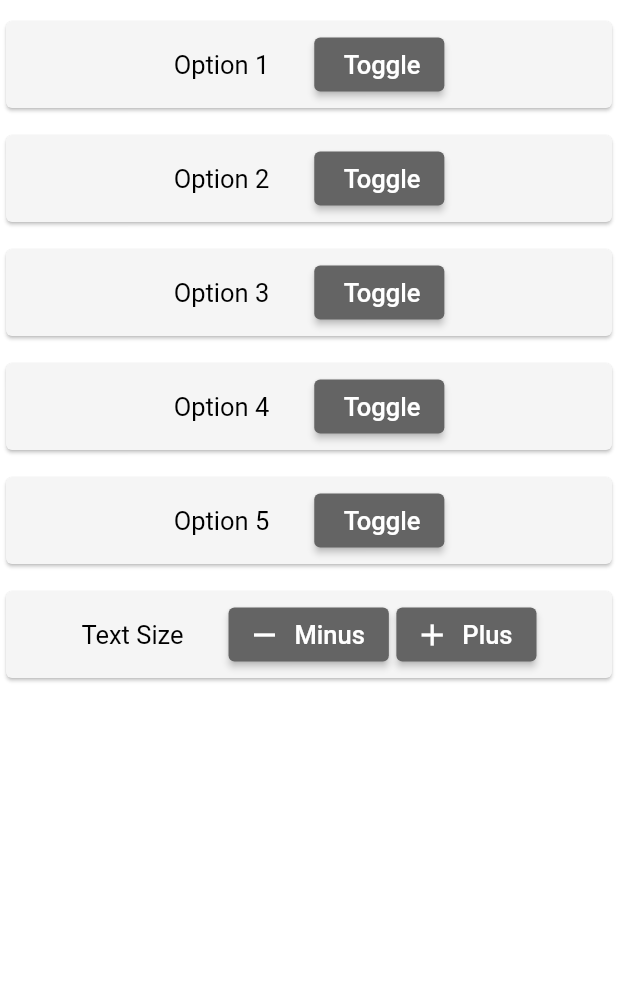
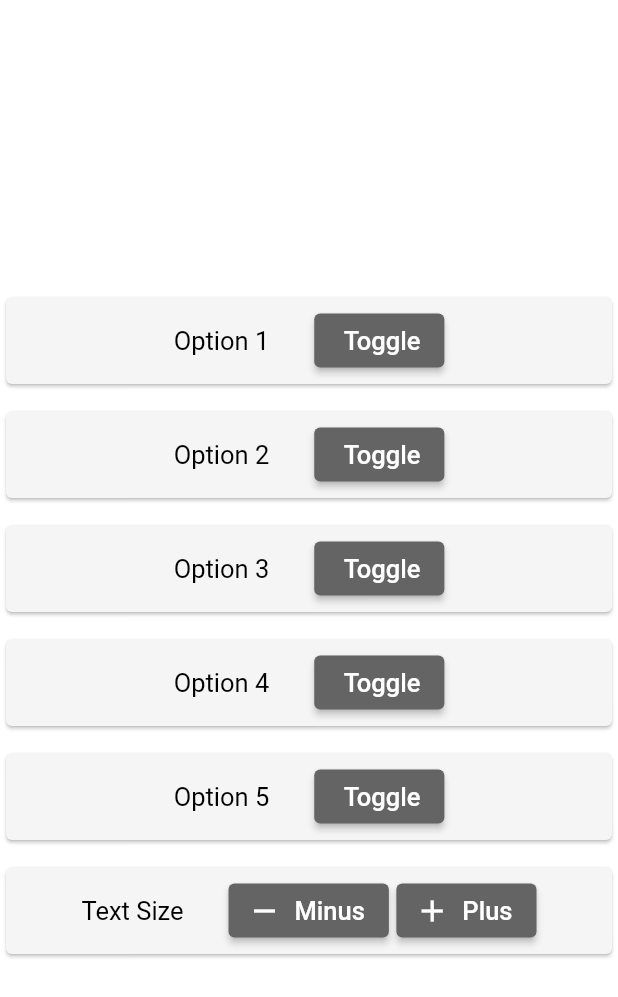
Before and after one commit to koloiyolo/flutter_dessktop_template, a Flutter app: the SettingsPage screen opened directly, on a phone screen of 412 x 824 dp. Shown: the top 997 px of the screen. Run offline on Flutter 3.47's test engine with Material 2 defaults, Android fonts, the light colour scheme and no system bars.

Commit message:
centered "settings" page

```diff
--- a/lib/settings.dart
+++ b/lib/settings.dart
@@ -16,6 +16,7 @@ class _SettingsPageState extends State<SettingsPage> {
     return Scaffold(
       backgroundColor: globals.backgroundColor,
       body: Column(
+        mainAxisAlignment: MainAxisAlignment.center,
         children: [
           const SizedBox(height: 10),
           Card(
```
